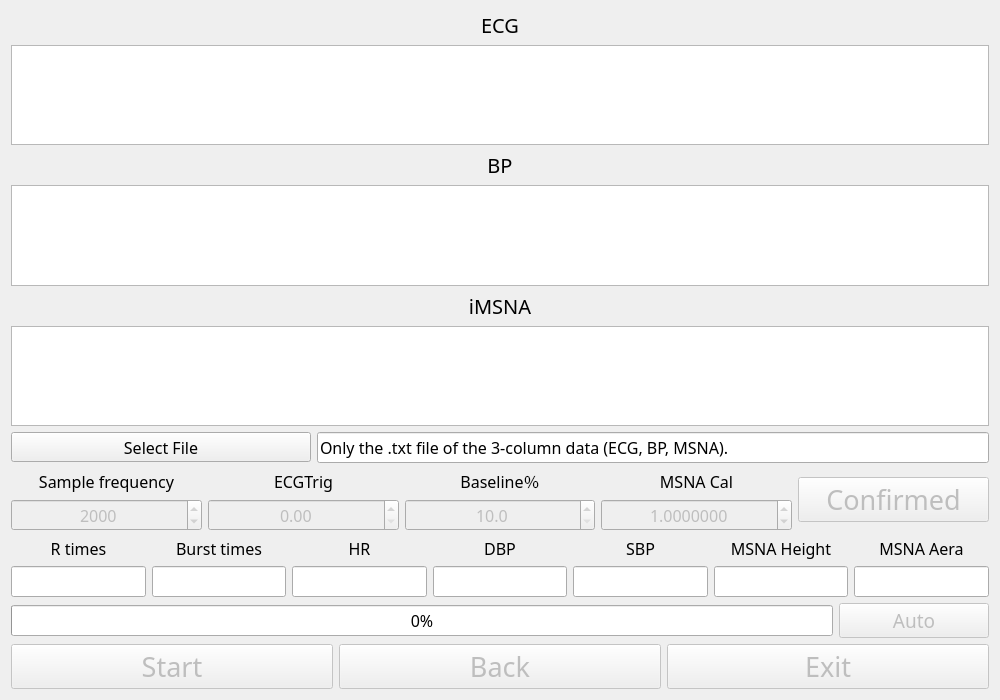
This is main.ui in CC5103/MSNA-Analyzer as Qt 5 draws it before an edit. The edited form follows.
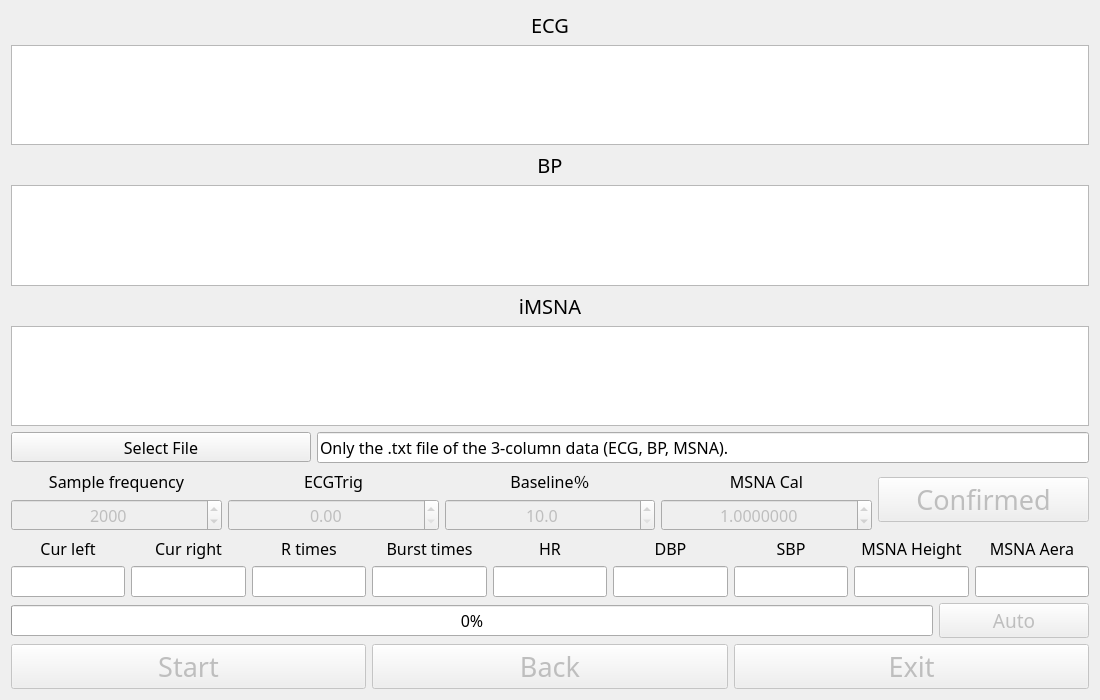
This is the edited form. Custom widgets are drawn as their Qt base class.

Commit message: Added display feature Cur left and Cur right when moving regions

The edit to the form file:
```diff
--- a/main.ui
+++ b/main.ui
@@ -12,13 +12,13 @@
    <rect>
     <x>0</x>
     <y>0</y>
-    <width>1000</width>
+    <width>1100</width>
     <height>700</height>
    </rect>
   </property>
   <property name="minimumSize">
    <size>
-    <width>1000</width>
+    <width>1100</width>
     <height>700</height>
    </size>
   </property>
@@ -421,7 +421,61 @@
    </item>
    <item>
     <layout class="QGridLayout" name="gridLayout_2">
-     <item row="0" column="1">
+     <item row="4" column="4">
+      <widget class="QLineEdit" name="lineEdit_6">
+       <property name="font">
+        <font>
+         <family>HGP創英角ｺﾞｼｯｸUB</family>
+         <pointsize>12</pointsize>
+         <weight>50</weight>
+         <bold>false</bold>
+        </font>
+       </property>
+       <property name="alignment">
+        <set>Qt::AlignCenter</set>
+       </property>
+       <property name="readOnly">
+        <bool>true</bool>
+       </property>
+      </widget>
+     </item>
+     <item row="0" column="6">
+      <widget class="QLabel" name="label_12">
+       <property name="font">
+        <font>
+         <family>HGP創英角ｺﾞｼｯｸUB</family>
+         <pointsize>12</pointsize>
+         <weight>50</weight>
+         <bold>false</bold>
+        </font>
+       </property>
+       <property name="text">
+        <string>SBP</string>
+       </property>
+       <property name="alignment">
+        <set>Qt::AlignCenter</set>
+       </property>
+      </widget>
+     </item>
+     <item row="4" column="6">
+      <widget class="QLineEdit" name="lineEdit_8">
+       <property name="font">
+        <font>
+         <family>HGP創英角ｺﾞｼｯｸUB</family>
+         <pointsize>12</pointsize>
+         <weight>50</weight>
+         <bold>false</bold>
+        </font>
+       </property>
+       <property name="alignment">
+        <set>Qt::AlignCenter</set>
+       </property>
+       <property name="readOnly">
+        <bool>true</bool>
+       </property>
+      </widget>
+     </item>
+     <item row="0" column="3">
       <widget class="QLabel" name="label_7">
        <property name="font">
         <font>
@@ -439,7 +493,7 @@
        </property>
       </widget>
      </item>
-     <item row="0" column="0">
+     <item row="0" column="2">
       <widget class="QLabel" name="label_6">
        <property name="font">
         <font>
@@ -457,7 +511,7 @@
        </property>
       </widget>
      </item>
-     <item row="0" column="6">
+     <item row="0" column="8">
       <widget class="QLabel" name="label_9">
        <property name="font">
         <font>
@@ -475,25 +529,7 @@
        </property>
       </widget>
      </item>
-     <item row="4" column="1">
-      <widget class="QLineEdit" name="lineEdit_2">
-       <property name="font">
-        <font>
-         <family>HGP創英角ｺﾞｼｯｸUB</family>
-         <pointsize>12</pointsize>
-         <weight>50</weight>
-         <bold>false</bold>
-        </font>
-       </property>
-       <property name="alignment">
-        <set>Qt::AlignCenter</set>
-       </property>
-       <property name="readOnly">
-        <bool>true</bool>
-       </property>
-      </widget>
-     </item>
-     <item row="4" column="5">
+     <item row="4" column="7">
       <widget class="QLineEdit" name="lineEdit_3">
        <property name="font">
         <font>
@@ -511,7 +547,55 @@
        </property>
       </widget>
      </item>
-     <item row="0" column="5">
+     <item row="4" column="8">
+      <widget class="QLineEdit" name="lineEdit_4">
+       <property name="minimumSize">
+        <size>
+         <width>0</width>
+         <height>0</height>
+        </size>
+       </property>
+       <property name="sizeIncrement">
+        <size>
+         <width>0</width>
+         <height>0</height>
+        </size>
+       </property>
+       <property name="font">
+        <font>
+         <family>HGP創英角ｺﾞｼｯｸUB</family>
+         <pointsize>12</pointsize>
+         <weight>50</weight>
+         <bold>false</bold>
+        </font>
+       </property>
+       <property name="alignment">
+        <set>Qt::AlignCenter</set>
+       </property>
+       <property name="readOnly">
+        <bool>true</bool>
+       </property>
+      </widget>
+     </item>
+     <item row="4" column="3">
+      <widget class="QLineEdit" name="lineEdit_2">
+       <property name="font">
+        <font>
+         <family>HGP創英角ｺﾞｼｯｸUB</family>
+         <pointsize>12</pointsize>
+         <weight>50</weight>
+         <bold>false</bold>
+        </font>
+       </property>
+       <property name="alignment">
+        <set>Qt::AlignCenter</set>
+       </property>
+       <property name="readOnly">
+        <bool>true</bool>
+       </property>
+      </widget>
+     </item>
+     <item row="0" column="7">
       <widget class="QLabel" name="label_8">
        <property name="font">
         <font>
@@ -529,46 +613,7 @@
        </property>
       </widget>
      </item>
-     <item row="4" column="6">
-      <widget class="QLineEdit" name="lineEdit_4">
-       <property name="font">
-        <font>
-         <family>HGP創英角ｺﾞｼｯｸUB</family>
-         <pointsize>12</pointsize>
-         <weight>50</weight>
-         <bold>false</bold>
-        </font>
-       </property>
-       <property name="alignment">
-        <set>Qt::AlignCenter</set>
-       </property>
-       <property name="readOnly">
-        <bool>true</bool>
-       </property>
-      </widget>
-     </item>
-     <item row="4" column="0">
-      <widget class="QLineEdit" name="lineEdit">
-       <property name="enabled">
-        <bool>true</bool>
-       </property>
-       <property name="font">
-        <font>
-         <family>HGP創英角ｺﾞｼｯｸUB</family>
-         <pointsize>12</pointsize>
-         <weight>50</weight>
-         <bold>false</bold>
-        </font>
-       </property>
-       <property name="alignment">
-        <set>Qt::AlignCenter</set>
-       </property>
-       <property name="readOnly">
-        <bool>true</bool>
-       </property>
-      </widget>
-     </item>
-     <item row="0" column="3">
+     <item row="0" column="5">
       <widget class="QLabel" name="label_11">
        <property name="font">
         <font>
@@ -586,25 +631,7 @@
        </property>
       </widget>
      </item>
-     <item row="4" column="3">
-      <widget class="QLineEdit" name="lineEdit_7">
-       <property name="font">
-        <font>
-         <family>HGP創英角ｺﾞｼｯｸUB</family>
-         <pointsize>12</pointsize>
-         <weight>50</weight>
-         <bold>false</bold>
-        </font>
-       </property>
-       <property name="alignment">
-        <set>Qt::AlignCenter</set>
-       </property>
-       <property name="readOnly">
-        <bool>true</bool>
-       </property>
-      </widget>
-     </item>
-     <item row="0" column="2">
+     <item row="0" column="4">
       <widget class="QLabel" name="label_10">
        <property name="font">
         <font>
@@ -622,8 +649,29 @@
        </property>
       </widget>
      </item>
+     <item row="4" column="5">
+      <widget class="QLineEdit" name="lineEdit_7">
+       <property name="font">
+        <font>
+         <family>HGP創英角ｺﾞｼｯｸUB</family>
+         <pointsize>12</pointsize>
+         <weight>50</weight>
+         <bold>false</bold>
+        </font>
+       </property>
+       <property name="alignment">
+        <set>Qt::AlignCenter</set>
+       </property>
+       <property name="readOnly">
+        <bool>true</bool>
+       </property>
+      </widget>
+     </item>
      <item row="4" column="2">
-      <widget class="QLineEdit" name="lineEdit_6">
+      <widget class="QLineEdit" name="lineEdit">
+       <property name="enabled">
+        <bool>true</bool>
+       </property>
        <property name="font">
         <font>
          <family>HGP創英角ｺﾞｼｯｸUB</family>
@@ -640,8 +688,8 @@
        </property>
       </widget>
      </item>
-     <item row="4" column="4">
-      <widget class="QLineEdit" name="lineEdit_8">
+     <item row="0" column="0">
+      <widget class="QLabel" name="label_13">
        <property name="font">
         <font>
          <family>HGP創英角ｺﾞｼｯｸUB</family>
@@ -650,16 +698,40 @@
          <bold>false</bold>
         </font>
        </property>
+       <property name="text">
+        <string>Cur left</string>
+       </property>
        <property name="alignment">
         <set>Qt::AlignCenter</set>
        </property>
+      </widget>
+     </item>
+     <item row="4" column="0">
+      <widget class="QLineEdit" name="lineEdit_9">
+       <property name="enabled">
+        <bool>true</bool>
+       </property>
+       <property name="font">
+        <font>
+         <family>HGP創英角ｺﾞｼｯｸUB</family>
+         <pointsize>12</pointsize>
+         <weight>50</weight>
+         <bold>false</bold>
+        </font>
+       </property>
+       <property name="alignment">
+        <set>Qt::AlignCenter</set>
+       </property>
        <property name="readOnly">
         <bool>true</bool>
        </property>
       </widget>
      </item>
-     <item row="0" column="4">
-      <widget class="QLabel" name="label_12">
+     <item row="4" column="1">
+      <widget class="QLineEdit" name="lineEdit_10">
+       <property name="enabled">
+        <bool>true</bool>
+       </property>
        <property name="font">
         <font>
          <family>HGP創英角ｺﾞｼｯｸUB</family>
@@ -668,8 +740,26 @@
          <bold>false</bold>
         </font>
        </property>
+       <property name="alignment">
+        <set>Qt::AlignCenter</set>
+       </property>
+       <property name="readOnly">
+        <bool>true</bool>
+       </property>
+      </widget>
+     </item>
+     <item row="0" column="1">
+      <widget class="QLabel" name="label_16">
+       <property name="font">
+        <font>
+         <family>HGP創英角ｺﾞｼｯｸUB</family>
+         <pointsize>12</pointsize>
+         <weight>50</weight>
+         <bold>false</bold>
+        </font>
+       </property>
        <property name="text">
-        <string>SBP</string>
+        <string>Cur right</string>
        </property>
        <property name="alignment">
         <set>Qt::AlignCenter</set>
```
Left out of the diff: 6 changed lines with no effect on the pictures. The commit also changes 1 other file.
